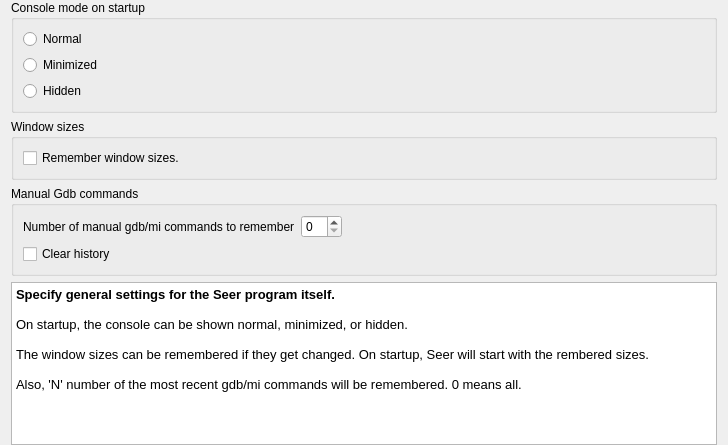
Old version of the form src/SeerSeerConfigPage.ui in the repository epasveer/seer.
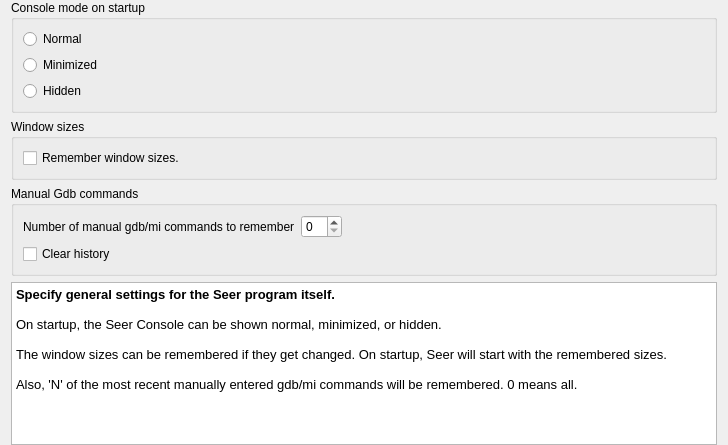
New version of the form.

Commit message: Fixed typo errors.

```diff
--- a/src/SeerSeerConfigPage.ui
+++ b/src/SeerSeerConfigPage.ui
@@ -139,11 +139,11 @@
 &lt;/style&gt;&lt;/head&gt;&lt;body style=&quot; font-family:'Noto Sans'; font-size:10pt; font-weight:400; font-style:normal;&quot;&gt;
 &lt;p style=&quot; margin-top:0px; margin-bottom:0px; margin-left:0px; margin-right:0px; -qt-block-indent:0; text-indent:0px;&quot;&gt;&lt;span style=&quot; font-weight:600;&quot;&gt;Specify general settings for the Seer program itself.&lt;/span&gt;&lt;/p&gt;
 &lt;p style=&quot;-qt-paragraph-type:empty; margin-top:0px; margin-bottom:0px; margin-left:0px; margin-right:0px; -qt-block-indent:0; text-indent:0px;&quot;&gt;&lt;br /&gt;&lt;/p&gt;
-&lt;p style=&quot; margin-top:0px; margin-bottom:0px; margin-left:0px; margin-right:0px; -qt-block-indent:0; text-indent:0px;&quot;&gt;On startup, the console can be shown normal, minimized, or hidden.&lt;/p&gt;
+&lt;p style=&quot; margin-top:0px; margin-bottom:0px; margin-left:0px; margin-right:0px; -qt-block-indent:0; text-indent:0px;&quot;&gt;On startup, the Seer Console can be shown normal, minimized, or hidden.&lt;/p&gt;
 &lt;p style=&quot;-qt-paragraph-type:empty; margin-top:0px; margin-bottom:0px; margin-left:0px; margin-right:0px; -qt-block-indent:0; text-indent:0px;&quot;&gt;&lt;br /&gt;&lt;/p&gt;
-&lt;p style=&quot; margin-top:0px; margin-bottom:0px; margin-left:0px; margin-right:0px; -qt-block-indent:0; text-indent:0px;&quot;&gt;The window sizes can be remembered if they get changed. On startup, Seer will start with the rembered sizes.&lt;/p&gt;
+&lt;p style=&quot; margin-top:0px; margin-bottom:0px; margin-left:0px; margin-right:0px; -qt-block-indent:0; text-indent:0px;&quot;&gt;The window sizes can be remembered if they get changed. On startup, Seer will start with the remembered sizes.&lt;/p&gt;
 &lt;p style=&quot;-qt-paragraph-type:empty; margin-top:0px; margin-bottom:0px; margin-left:0px; margin-right:0px; -qt-block-indent:0; text-indent:0px;&quot;&gt;&lt;br /&gt;&lt;/p&gt;
-&lt;p style=&quot; margin-top:0px; margin-bottom:0px; margin-left:0px; margin-right:0px; -qt-block-indent:0; text-indent:0px;&quot;&gt;Also, 'N' number of the most recent gdb/mi commands will be remembered. 0 means all.&lt;/p&gt;
+&lt;p style=&quot; margin-top:0px; margin-bottom:0px; margin-left:0px; margin-right:0px; -qt-block-indent:0; text-indent:0px;&quot;&gt;Also, 'N' of the most recent manually entered gdb/mi commands will be remembered. 0 means all.&lt;/p&gt;
 &lt;p style=&quot;-qt-paragraph-type:empty; margin-top:0px; margin-bottom:0px; margin-left:0px; margin-right:0px; -qt-block-indent:0; text-indent:0px;&quot;&gt;&lt;br /&gt;&lt;/p&gt;&lt;/body&gt;&lt;/html&gt;</string>
      </property>
     </widget>
```
